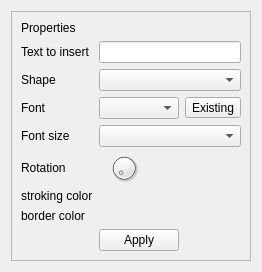
The window that properties.ui (caronnee/pdfeditor) describes before a commit, drawn with Qt 5.
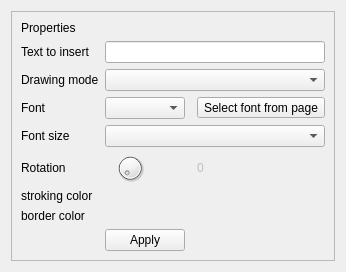
The same window after the commit. Custom widgets are drawn as their Qt base class.

Diff of the .ui file:
```diff
--- a/properties.ui
+++ b/properties.ui
@@ -6,7 +6,7 @@
    <rect>
     <x>0</x>
     <y>0</y>
-    <width>239</width>
+    <width>316</width>
     <height>258</height>
    </rect>
   </property>
@@ -30,7 +30,7 @@
         </property>
        </widget>
       </item>
-      <item row="8" column="2" colspan="2">
+      <item row="8" column="2" colspan="3">
        <widget class="ColorPicker" name="colorN" native="true"/>
       </item>
       <item row="8" column="0">
@@ -40,7 +40,7 @@
         </property>
        </widget>
       </item>
-      <item row="7" column="2" colspan="2">
+      <item row="7" column="2" colspan="3">
        <widget class="ColorPicker" name="colorS" native="true">
         <property name="enabled">
          <bool>true</bool>
@@ -80,7 +80,7 @@
         </property>
        </widget>
       </item>
-      <item row="5" column="2" colspan="2">
+      <item row="5" column="2" colspan="3">
        <widget class="QComboBox" name="fontsize">
         <property name="insertPolicy">
          <enum>QComboBox::InsertAlphabetically</enum>
@@ -114,13 +114,13 @@
         </property>
        </widget>
       </item>
-      <item row="3" column="2" colspan="2">
+      <item row="3" column="2" colspan="3">
        <widget class="QComboBox" name="shape"/>
       </item>
       <item row="3" column="0">
        <widget class="QLabel" name="shapeLabel">
         <property name="text">
-         <string>Shape</string>
+         <string>Drawing mode</string>
         </property>
        </widget>
       </item>
@@ -131,7 +131,7 @@
         </property>
        </widget>
       </item>
-      <item row="2" column="2" colspan="2">
+      <item row="2" column="2" colspan="3">
        <widget class="QLineEdit" name="text">
         <property name="locale">
          <locale language="English" country="UnitedStates"/>
@@ -148,10 +148,20 @@
         </property>
        </widget>
       </item>
-      <item row="4" column="3">
+      <item row="4" column="4">
        <widget class="QToolButton" name="selectFont">
         <property name="text">
-         <string>Existing</string>
+         <string>Select font from page</string>
+        </property>
+       </widget>
+      </item>
+      <item row="6" column="4">
+       <widget class="QLabel" name="angleLabel">
+        <property name="enabled">
+         <bool>false</bool>
+        </property>
+        <property name="text">
+         <string>0</string>
         </property>
        </widget>
       </item>
```
Left out of the diff: 6 changed lines with no effect on the pictures.
